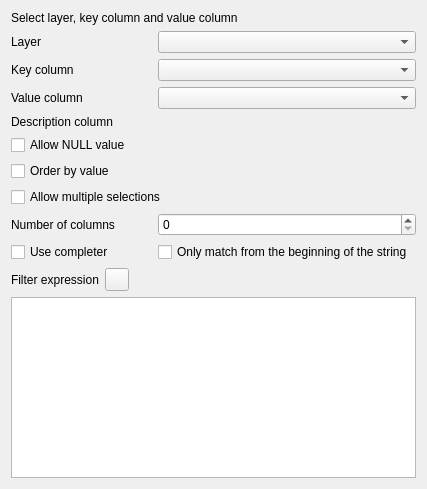
First picture: the form in src/ui/editorwidgets/qgsvaluerelationconfigdlgbase.ui, repository qgis/QGIS, before the edit.
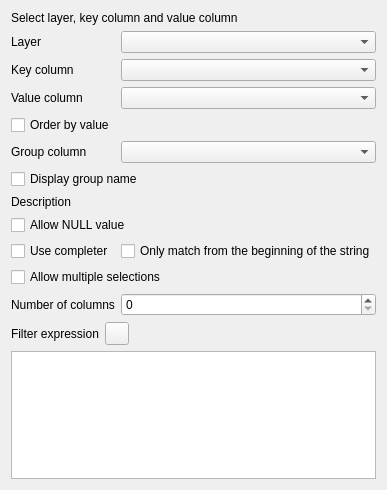
Second picture: the form after the edit. Icons and pictures are not drawn. Custom widgets are drawn as their Qt base class.

Commit message: [editor widgets] Add a new group column UI to the value relation widget's configuration panel

```diff
--- a/src/ui/editorwidgets/qgsvaluerelationconfigdlgbase.ui
+++ b/src/ui/editorwidgets/qgsvaluerelationconfigdlgbase.ui
@@ -6,33 +6,14 @@
    <rect>
     <x>0</x>
     <y>0</y>
-    <width>427</width>
-    <height>489</height>
+    <width>318</width>
+    <height>490</height>
    </rect>
   </property>
   <property name="windowTitle">
    <string notr="true">Form</string>
   </property>
   <layout class="QGridLayout" name="gridLayout" columnstretch="0,0">
-   <item row="1" column="1">
-    <widget class="QgsMapLayerComboBox" name="mLayerName"/>
-   </item>
-   <item row="15" column="0" colspan="2">
-    <widget class="QTextEdit" name="mFilterExpression"/>
-   </item>
-   <item row="3" column="0">
-    <widget class="QLabel" name="label_7">
-     <property name="text">
-      <string>Value column</string>
-     </property>
-     <property name="buddy">
-      <cstring>mValueColumn</cstring>
-     </property>
-    </widget>
-   </item>
-   <item row="3" column="1">
-    <widget class="QgsFieldComboBox" name="mValueColumn"/>
-   </item>
    <item row="14" column="0" colspan="2">
     <layout class="QHBoxLayout" name="horizontalLayout">
      <item>
@@ -71,62 +52,15 @@
      </item>
     </layout>
    </item>
-   <item row="2" column="0">
-    <widget class="QLabel" name="label_6">
-     <property name="text">
-      <string>Key column</string>
-     </property>
-     <property name="buddy">
-      <cstring>mKeyColumn</cstring>
-     </property>
-    </widget>
-   </item>
-   <item row="4" column="1">
-    <widget class="QgsFieldExpressionWidget" name="mDescriptionExpression" native="true"/>
-   </item>
-   <item row="8" column="0" colspan="2">
-    <widget class="QCheckBox" name="mAllowMulti">
-     <property name="text">
-      <string>Allow multiple selections</string>
-     </property>
-    </widget>
-   </item>
-   <item row="5" column="0" colspan="2">
-    <widget class="QCheckBox" name="mAllowNull">
-     <property name="text">
-      <string>Allow NULL value</string>
-     </property>
-    </widget>
-   </item>
-   <item row="9" column="1">
-    <widget class="QgsSpinBox" name="mNofColumns"/>
-   </item>
-   <item row="1" column="0">
-    <widget class="QLabel" name="label_5">
-     <property name="text">
-      <string>Layer</string>
-     </property>
-     <property name="buddy">
-      <cstring>mLayerName</cstring>
-     </property>
-    </widget>
-   </item>
-   <item row="2" column="1">
-    <widget class="QgsFieldComboBox" name="mKeyColumn"/>
-   </item>
-   <item row="9" column="0">
+   <item row="13" column="0">
     <widget class="QLabel" name="label_nofColumns">
      <property name="text">
       <string>Number of columns</string>
      </property>
     </widget>
    </item>
-   <item row="4" column="0">
-    <widget class="QLabel" name="label">
-     <property name="text">
-      <string>Description column</string>
-     </property>
-    </widget>
+   <item row="17" column="0" colspan="2">
+    <widget class="QTextEdit" name="mFilterExpression"/>
    </item>
    <item row="0" column="0" colspan="2">
     <widget class="QLabel" name="label_8">
@@ -135,27 +69,120 @@
      </property>
     </widget>
    </item>
-   <item row="7" column="0" colspan="2">
+   <item row="1" column="0">
+    <widget class="QLabel" name="label_5">
+     <property name="text">
+      <string>Layer</string>
+     </property>
+     <property name="buddy">
+      <cstring>mLayerName</cstring>
+     </property>
+    </widget>
+   </item>
+   <item row="3" column="1">
+    <widget class="QgsFieldComboBox" name="mValueColumn"/>
+   </item>
+   <item row="4" column="0" colspan="2">
     <widget class="QCheckBox" name="mOrderByValue">
      <property name="text">
       <string>Order by value</string>
      </property>
     </widget>
    </item>
-   <item row="10" column="1">
-    <widget class="QCheckBox" name="mCompleterMatchFromStart">
+   <item row="1" column="1">
+    <widget class="QgsMapLayerComboBox" name="mLayerName"/>
+   </item>
+   <item row="12" column="0" colspan="2">
+    <widget class="QCheckBox" name="mAllowMulti">
      <property name="text">
-      <string>Only match from the beginning of the string </string>
+      <string>Allow multiple selections</string>
      </property>
     </widget>
    </item>
-   <item row="10" column="0">
+   <item row="8" column="0" colspan="2">
+    <widget class="QCheckBox" name="mAllowNull">
+     <property name="text">
+      <string>Allow NULL value</string>
+     </property>
+    </widget>
+   </item>
+   <item row="11" column="0">
     <widget class="QCheckBox" name="mUseCompleter">
      <property name="text">
       <string>Use completer</string>
      </property>
     </widget>
    </item>
+   <item row="11" column="1">
+    <widget class="QCheckBox" name="mCompleterMatchFromStart">
+     <property name="text">
+      <string>Only match from the beginning of the string</string>
+     </property>
+    </widget>
+   </item>
+   <item row="2" column="0">
+    <widget class="QLabel" name="label_6">
+     <property name="text">
+      <string>Key column</string>
+     </property>
+     <property name="buddy">
+      <cstring>mKeyColumn</cstring>
+     </property>
+    </widget>
+   </item>
+   <item row="13" column="1">
+    <widget class="QgsSpinBox" name="mNofColumns">
+     <property name="sizePolicy">
+      <sizepolicy hsizetype="Expanding" vsizetype="Preferred">
+       <horstretch>1</horstretch>
+       <verstretch>0</verstretch>
+      </sizepolicy>
+     </property>
+    </widget>
+   </item>
+   <item row="2" column="1">
+    <widget class="QgsFieldComboBox" name="mKeyColumn"/>
+   </item>
+   <item row="3" column="0">
+    <widget class="QLabel" name="label_7">
+     <property name="text">
+      <string>Value column</string>
+     </property>
+     <property name="buddy">
+      <cstring>mValueColumn</cstring>
+     </property>
+    </widget>
+   </item>
+   <item row="5" column="0">
+    <widget class="QLabel" name="label_9">
+     <property name="text">
+      <string>Group column</string>
+     </property>
+     <property name="buddy">
+      <cstring>mGroupColumn</cstring>
+     </property>
+    </widget>
+   </item>
+   <item row="5" column="1">
+    <widget class="QgsFieldComboBox" name="mGroupColumn"/>
+   </item>
+   <item row="6" column="0" colspan="2">
+    <widget class="QCheckBox" name="mDisplayGroupName">
+     <property name="text">
+      <string>Display group name</string>
+     </property>
+    </widget>
+   </item>
+   <item row="7" column="0">
+    <widget class="QLabel" name="label">
+     <property name="text">
+      <string>Description</string>
+     </property>
+    </widget>
+   </item>
+   <item row="7" column="1">
+    <widget class="QgsFieldExpressionWidget" name="mDescriptionExpression" native="true"/>
+   </item>
   </layout>
  </widget>
  <customwidgets>
```
Left out of the diff: 12 changed lines with no effect on the pictures. The commit also changes 1 other file.
